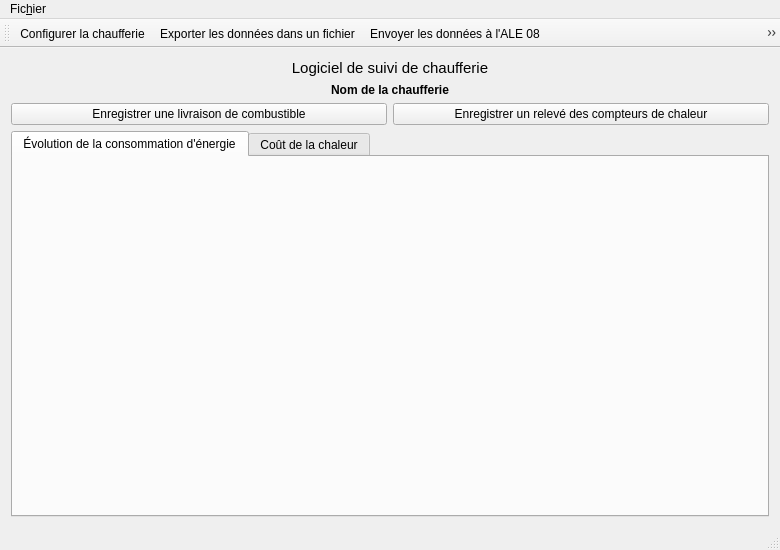
Before: the Qt Designer form mainwindow.ui in pyridiss/suivi-chaufferies, drawn with Qt 5.
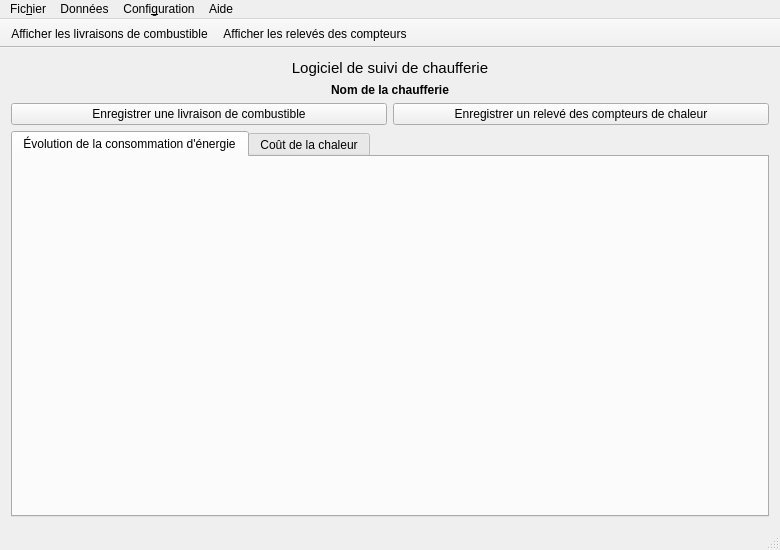
After: the same form once the commit is applied. Icons and pictures are not drawn. Custom widgets are drawn as their Qt base class.

Commit message: Add new actions and menus for further development.

Patch:
```diff
--- a/mainwindow.ui
+++ b/mainwindow.ui
@@ -148,13 +148,42 @@
     </property>
     <addaction name="actionConfigureBoilerRoom"/>
     <addaction name="actionExport"/>
+    <addaction name="actionExit"/>
+   </widget>
+   <widget class="QMenu" name="menuDonn_es">
+    <property name="title">
+     <string>Données</string>
+    </property>
+    <addaction name="actionShowDeliveries"/>
+    <addaction name="actionShowMetersRecord"/>
     <addaction name="actionSend"/>
     <addaction name="actionDownloadData"/>
-    <addaction name="actionExit"/>
+   </widget>
+   <widget class="QMenu" name="menuConfiguration">
+    <property name="title">
+     <string>Confi&amp;guration</string>
+    </property>
+    <addaction name="actionConfigureBoilerRoom"/>
+   </widget>
+   <widget class="QMenu" name="menuAide">
+    <property name="title">
+     <string>Aide</string>
+    </property>
+    <addaction name="actionAboutSoftware"/>
+    <addaction name="actionAboutQt"/>
    </widget>
    <addaction name="menuFichier"/>
+   <addaction name="menuDonn_es"/>
+   <addaction name="menuConfiguration"/>
+   <addaction name="menuAide"/>
   </widget>
   <widget class="QToolBar" name="mainToolBar">
+   <property name="windowTitle">
+    <string>Afficher la barre d'outils</string>
+   </property>
+   <property name="movable">
+    <bool>false</bool>
+   </property>
    <property name="toolButtonStyle">
     <enum>Qt::ToolButtonFollowStyle</enum>
    </property>
@@ -164,10 +193,8 @@
    <attribute name="toolBarBreak">
     <bool>false</bool>
    </attribute>
-   <addaction name="actionConfigureBoilerRoom"/>
-   <addaction name="actionExport"/>
-   <addaction name="actionSend"/>
-   <addaction name="actionDownloadData"/>
+   <addaction name="actionShowDeliveries"/>
+   <addaction name="actionShowMetersRecord"/>
   </widget>
   <widget class="QStatusBar" name="statusBar"/>
   <action name="actionConfigureBoilerRoom">
@@ -176,7 +203,7 @@
      <normaloff>.</normaloff>.</iconset>
    </property>
    <property name="text">
-    <string>Configurer la chaufferie</string>
+    <string>&amp;Configurer la chaufferie</string>
    </property>
    <property name="toolTip">
     <string>Configurer la chaufferie</string>
@@ -196,7 +223,7 @@
     <iconset theme="x-office-document"/>
    </property>
    <property name="text">
-    <string>Exporter les données dans un fichier</string>
+    <string>Exporter les &amp;données dans un fichier</string>
    </property>
   </action>
   <action name="actionSend">
@@ -204,7 +231,7 @@
     <iconset theme="document-export"/>
    </property>
    <property name="text">
-    <string>Envoyer les données à l'ALE 08</string>
+    <string>Envoyer &amp;les données à l'ALE 08</string>
    </property>
   </action>
   <action name="actionDownloadData">
@@ -212,7 +239,41 @@
     <iconset theme="download"/>
    </property>
    <property name="text">
-    <string>Mettre à jour les données de prix des énergies et de température</string>
+    <string>&amp;Mettre à jour les données de prix des énergies et de température</string>
+   </property>
+  </action>
+  <action name="actionShowDeliveries">
+   <property name="icon">
+    <iconset theme="table">
+     <normaloff>.</normaloff>.</iconset>
+   </property>
+   <property name="text">
+    <string>&amp;Afficher les livraisons de combustible</string>
+   </property>
+  </action>
+  <action name="actionShowMetersRecord">
+   <property name="icon">
+    <iconset theme="table">
+     <normaloff>.</normaloff>.</iconset>
+   </property>
+   <property name="text">
+    <string>Afficher les &amp;relevés des compteurs</string>
+   </property>
+  </action>
+  <action name="actionAboutSoftware">
+   <property name="icon">
+    <iconset theme="dialog-information"/>
+   </property>
+   <property name="text">
+    <string>À propos du logiciel</string>
+   </property>
+  </action>
+  <action name="actionAboutQt">
+   <property name="icon">
+    <iconset theme="dialog-information"/>
+   </property>
+   <property name="text">
+    <string>À propos de Qt</string>
    </property>
   </action>
  </widget>
```
Left out of the diff: 13 changed lines with no effect on the pictures. The commit also changes 2 other files.
